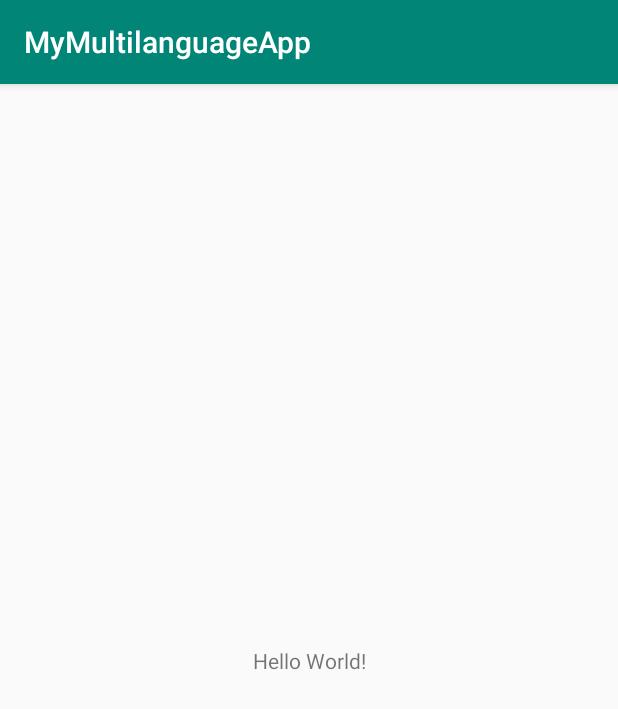
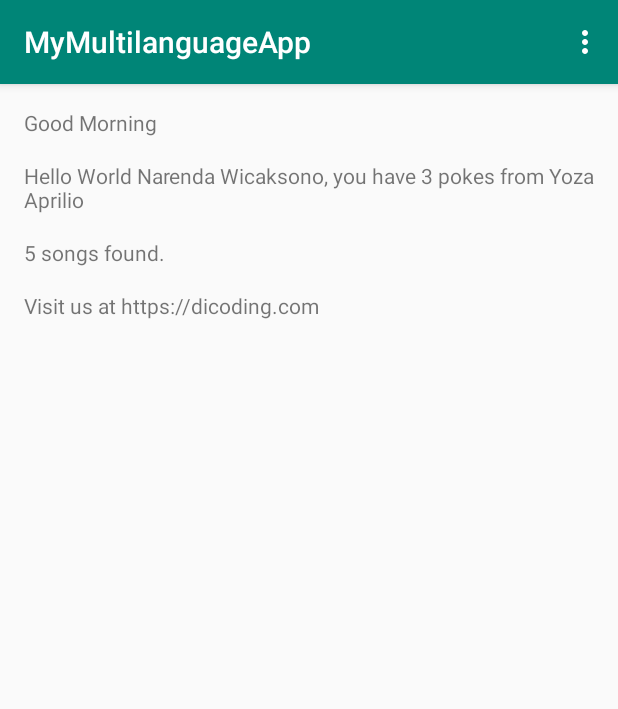
Before and after one commit to hanseltertiusJCU/MyMultilanguageApp, an Android app: the screen it shows after launch (MainActivity), on a phone screen of 412 x 824 dp. Shown: the top 709 px of the screen. Run offline under Robolectric (Android 15) with nearby library versions, the phone set to English and light mode, and no system bars.

Commit message:
Implement localization into the app

```diff
--- a/app/src/main/java/com/example/android/mymultilanguageapp/MainActivity.java
+++ b/app/src/main/java/com/example/android/mymultilanguageapp/MainActivity.java
@@ -1,13 +1,50 @@
 package com.example.android.mymultilanguageapp;
 
+import android.content.Intent;
+import android.provider.Settings;
 import android.support.v7.app.AppCompatActivity;
 import android.os.Bundle;
+import android.view.Menu;
+import android.view.MenuItem;
+import android.widget.TextView;
 
 public class MainActivity extends AppCompatActivity {
+
+    TextView tvHello, tvPlural, tvXliff;
 
     @Override
     protected void onCreate(Bundle savedInstanceState) {
         super.onCreate(savedInstanceState);
         setContentView(R.layout.activity_main);
+        tvHello = findViewById(R.id.tv_hello);
+        tvPlural = findViewById(R.id.tv_plural);
+        tvXliff = findViewById(R.id.tv_xliff);
+
+        int pokeCount = 3;
+        String hello = String.format(getResources().getString(R.string.hello_world), "Narenda Wicaksono", pokeCount, "Yoza Aprilio");
+
+        tvHello.setText(hello);
+
+        int songCount = 5;
+        String pluralText = getResources().getQuantityString(R.plurals.numberOfSongsAvailable, songCount, songCount);
+
+        tvPlural.setText(pluralText);
+
+        tvXliff.setText(getResources().getString(R.string.app_homeurl));
+    }
+
+    @Override
+    public boolean onCreateOptionsMenu(Menu menu) {
+        getMenuInflater().inflate(R.menu.main_menu, menu);
+        return super.onCreateOptionsMenu(menu);
+    }
+
+    @Override
+    public boolean onOptionsItemSelected(MenuItem item) {
+        if(item.getItemId() == R.id.action_change_settings){
+            Intent mIntent = new Intent(Settings.ACTION_LOCALE_SETTINGS);
+            startActivity(mIntent);
+        }
+        return super.onOptionsItemSelected(item);
     }
 }
--- a/app/src/main/res/layout/activity_main.xml
+++ b/app/src/main/res/layout/activity_main.xml
@@ -1,18 +1,39 @@
 <?xml version="1.0" encoding="utf-8"?>
-<android.support.constraint.ConstraintLayout xmlns:android="http://schemas.android.com/apk/res/android"
+<LinearLayout xmlns:android="http://schemas.android.com/apk/res/android"
     xmlns:app="http://schemas.android.com/apk/res-auto"
     xmlns:tools="http://schemas.android.com/tools"
+    android:id="@+id/activity_main"
     android:layout_width="match_parent"
     android:layout_height="match_parent"
+    android:orientation="vertical"
+    android:paddingLeft="@dimen/activity_horizontal_margin"
+    android:paddingTop="@dimen/activity_vertical_margin"
+    android:paddingRight="@dimen/activity_horizontal_margin"
+    android:paddingBottom="@dimen/activity_vertical_margin"
     tools:context=".MainActivity">
 
     <TextView
+        android:id="@+id/tv_morning"
         android:layout_width="wrap_content"
         android:layout_height="wrap_content"
-        android:text="Hello World!"
-        app:layout_constraintBottom_toBottomOf="parent"
-        app:layout_constraintLeft_toLeftOf="parent"
-        app:layout_constraintRight_toRightOf="parent"
-        app:layout_constraintTop_toTopOf="parent" />
+        android:layout_marginBottom="@dimen/activity_vertical_margin"
+        android:text="@string/good_morning"/>
 
-</android.support.constraint.ConstraintLayout>
+    <TextView
+        android:id="@+id/tv_hello"
+        android:layout_width="wrap_content"
+        android:layout_height="wrap_content"
+        android:layout_marginBottom="@dimen/activity_vertical_margin"/>
+
+    <TextView
+        android:id="@+id/tv_plural"
+        android:layout_width="wrap_content"
+        android:layout_height="wrap_content"
+        android:layout_marginBottom="@dimen/activity_vertical_margin"/>
+
+    <TextView
+        android:id="@+id/tv_xliff"
+        android:layout_width="wrap_content"
+        android:layout_height="wrap_content" />
+
+</LinearLayout>
--- /dev/null
+++ b/app/src/main/res/menu/main_menu.xml
@@ -0,0 +1,8 @@
+<?xml version="1.0" encoding="utf-8"?>
+<menu xmlns:android="http://schemas.android.com/apk/res/android"
+    xmlns:app="http://schemas.android.com/apk/res-auto">
+    <item
+        android:id="@+id/action_change_settings"
+        android:title="@string/change_language_settings"
+        app:showAsAction="never"/>
+</menu>
--- /dev/null
+++ b/app/src/main/res/values/dimens.xml
@@ -0,0 +1,5 @@
+<?xml version="1.0" encoding="utf-8"?>
+<resources>
+    <dimen name="activity_horizontal_margin">16dp</dimen>
+    <dimen name="activity_vertical_margin">16dp</dimen>
+</resources>
--- a/app/src/main/res/values/strings.xml
+++ b/app/src/main/res/values/strings.xml
@@ -1,3 +1,17 @@
-<resources>
+<resources xmlns:xliff="urn:oasis:names:tc:xliff:document:1.2">
     <string name="app_name">MyMultilanguageApp</string>
+
+    <string name="hello_world">Hello World %1$s, you have %2$d pokes from %3$s</string>
+    <string name="good_morning">Good Morning</string>
+
+    <plurals name="numberOfSongsAvailable">
+        <item quantity="one">%d song found.</item>
+        <item quantity="other">%d songs found.</item>
+    </plurals>
+
+    <string name="app_homeurl">
+        Visit us at <xliff:g id="application_homepage">https://dicoding.com</xliff:g>
+    </string>
+
+    <string name="change_language_settings">Change Language Settings</string>
 </resources>
```
Also changed, not shown: 3 other files.
